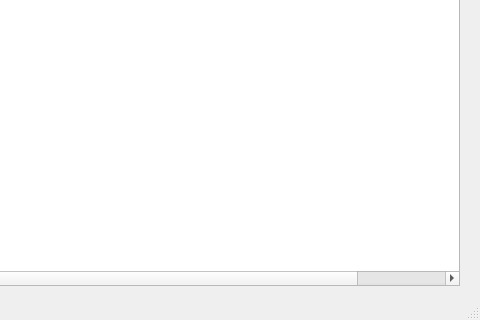
lc641777437/simcom_manager, file mainwindow.ui: the form before one commit; both pictures show x 380 to 860 and y 182 to 502 of the 860 by 502 pixel window.
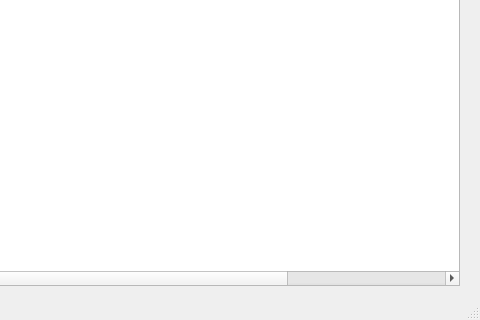
The form after the commit.

Patch:
```diff
--- a/mainwindow.ui
+++ b/mainwindow.ui
@@ -83,6 +83,11 @@
       <string>course</string>
      </property>
     </column>
+    <column>
+     <property name="text">
+      <string>adress</string>
+     </property>
+    </column>
    </widget>
    <widget class="QPushButton" name="pushButton_Connect">
     <property name="geometry">
```
